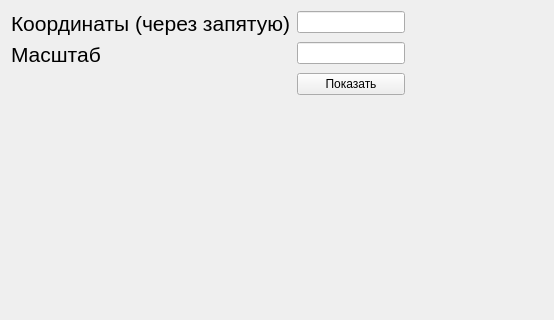
First picture: the form in form.ui, repository Nik4ant/Maps_API, before the edit; both pictures show x 0 to 554 and y 0 to 320 of the 800 by 600 pixel window.
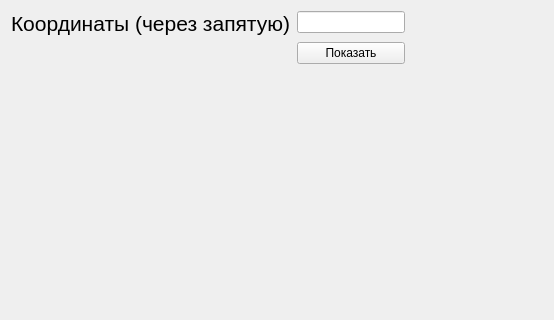
Second picture: the form after the edit.

Commit message:
Первая задача
Показ карт

Diff of the .ui file:
```diff
--- a/form.ui
+++ b/form.ui
@@ -54,22 +54,7 @@
         <item row="0" column="1">
          <widget class="QLineEdit" name="lineEdit_cordinates"/>
         </item>
-        <item row="1" column="0">
-         <widget class="QLabel" name="label_scale">
-          <property name="font">
-           <font>
-            <pointsize>16</pointsize>
-           </font>
-          </property>
-          <property name="text">
-           <string>Масштаб</string>
-          </property>
-         </widget>
-        </item>
         <item row="1" column="1">
-         <widget class="QLineEdit" name="lineEdit_scale"/>
-        </item>
-        <item row="2" column="1">
          <widget class="QPushButton" name="button_show">
           <property name="text">
            <string>Показать</string>
```
The commit also changes 2 other files.
